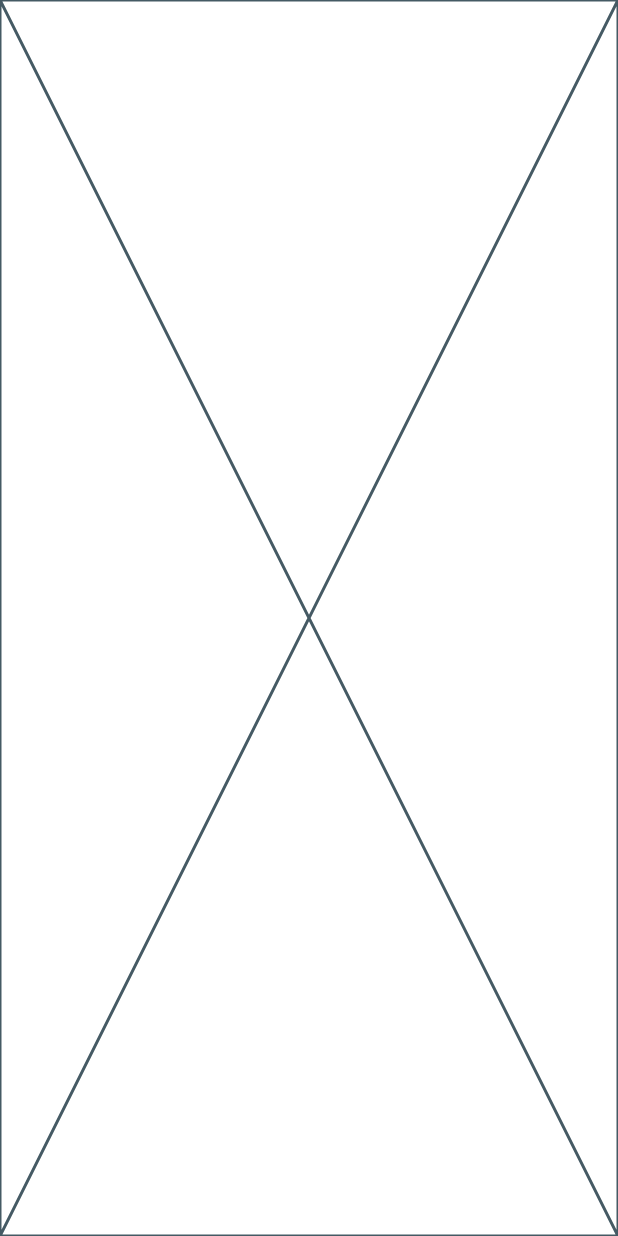
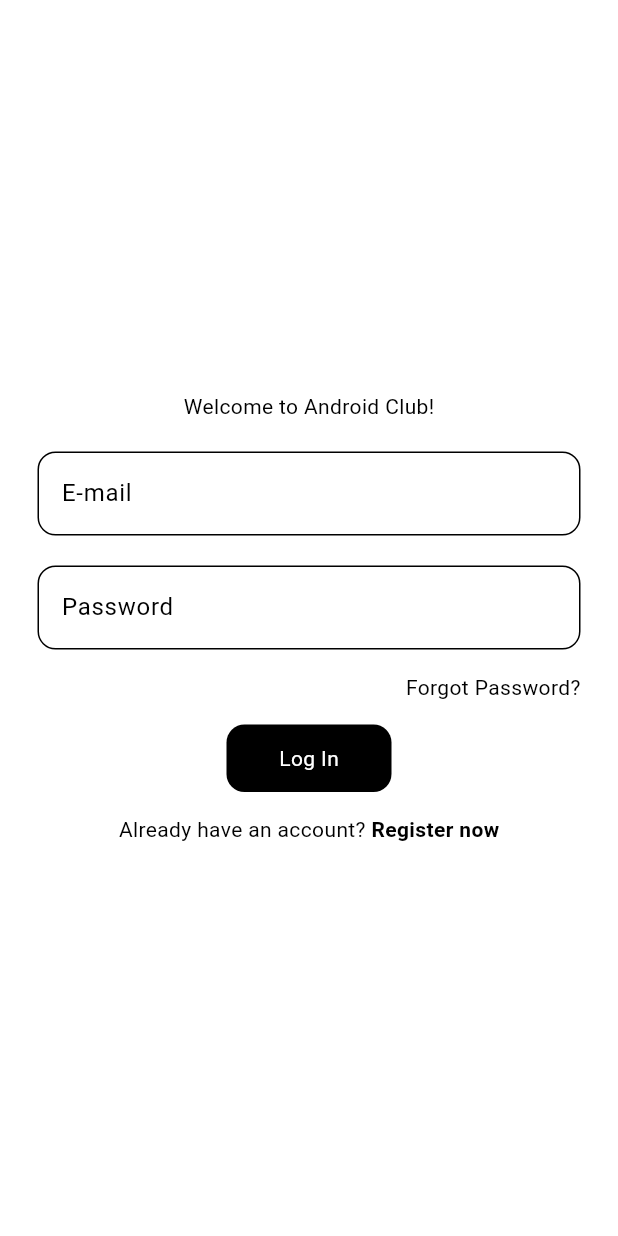
Before and after one commit to PrathmayAwasthi/Android_Club_App, a Flutter app: the screen it shows after launch, on a phone screen of 412 x 824 dp. Run offline on Flutter 3.47's test engine with Material 3 defaults, Android fonts, the light colour scheme and no system bars.

Commit message:
Log In UI with both Themes created
Basic layout for the Login page in both dark and light themes created

```diff
--- a/lib/auth/login_page.dart
+++ b/lib/auth/login_page.dart
@@ -0,0 +1,133 @@
+// ignore_for_file: prefer_const_constructors, prefer_const_literals_to_create_immutables
+
+import 'package:flutter/material.dart';
+
+class LoginPage extends StatefulWidget {
+  const LoginPage({
+    super.key,
+  });
+
+  @override
+  State<LoginPage> createState() => _LoginPageState();
+}
+
+class _LoginPageState extends State<LoginPage> {
+  final TextEditingController emailController = TextEditingController();
+  final TextEditingController passwordController = TextEditingController();
+
+  void redirectToForgotPassword() {}
+
+  void logIn() {}
+
+  void registerRedirect() {}
+
+  @override
+  Widget build(BuildContext context) {
+    return Scaffold(
+      backgroundColor: Theme.of(context).colorScheme.background,
+      body: Center(
+        child: Padding(
+          padding: const EdgeInsets.all(25.0),
+          child: Column(
+            mainAxisAlignment: MainAxisAlignment.center,
+            children: [
+              // Intro Text
+              Text("Welcome to Android Club!"),
+
+              // spacing between
+              SizedBox(height: 20.0),
+
+              // Email TextField
+              TextField(
+                controller: emailController,
+                decoration: InputDecoration(
+                  border: OutlineInputBorder(
+                      borderRadius: BorderRadius.circular(12)),
+                  hintText: "E-mail",
+                ),
+              ),
+
+              // spacing between
+              SizedBox(height: 20.0),
+
+              // Password TextField
+              TextField(
+                controller: passwordController,
+                decoration: InputDecoration(
+                  border: OutlineInputBorder(
+                      borderRadius: BorderRadius.circular(12)),
+                  hintText: "Password",
+                ),
+                obscureText: true,
+              ),
+
+              // Spacing
+              SizedBox(
+                height: 15.0,
+              ),
+
+              // Forgot Password Text
+              Row(
+                mainAxisAlignment: MainAxisAlignment.end,
+                children: [
+                  GestureDetector(
+                    onTap: redirectToForgotPassword,
+                    child: Text("Forgot Password?"),
+                  ),
+                ],
+              ),
+
+              // Spacing
+              SizedBox(height: 15.0),
+
+              // Log In Button
+              GestureDetector(
+                onTap: logIn,
+                child: Container(
+                  decoration: BoxDecoration(
+                    borderRadius: BorderRadius.circular(12),
+                    color: Theme.of(context).colorScheme.inversePrimary,
+                  ),
+                  width: 110,
+                  height: 45,
+                  child: Center(
+                    child: Padding(
+                      padding: const EdgeInsets.symmetric(
+                          vertical: 8.0, horizontal: 18.0),
+                      child: Text(
+                        "Log In",
+                        style: TextStyle(
+                            color: Theme.of(context).colorScheme.primary),
+                      ),
+                    ),
+                  ),
+                ),
+              ),
+
+              // Spacing
+              SizedBox(height: 15.0),
+
+              // Register Now redirect
+              Row(
+                mainAxisAlignment: MainAxisAlignment.center,
+                children: [
+                  Text("Already have an account? "),
+                  GestureDetector(
+                    onTap: registerRedirect,
+                    child: Text(
+                      "Register now",
+                      style: TextStyle(
+                        fontWeight: FontWeight.bold,
+                      ),
+                    ),
+                  )
+                ],
+              )
+
+            ],
+          ),
+        ),
+      ),
+    );
+  }
+}
--- a/lib/main.dart
+++ b/lib/main.dart
@@ -1,4 +1,7 @@
+import 'package:android_club_app/theme/light_mode.dart';
+import 'package:android_club_app/theme/dark_mode.dart';
 import 'package:flutter/material.dart';
+import 'auth/login_page.dart';
 
 void main() {
   runApp(const MyApp());
@@ -9,6 +12,10 @@ class MyApp extends StatelessWidget {
 
   @override
   Widget build(BuildContext context) {
-    return const Placeholder();
+    return MaterialApp(
+      home: LoginPage(),
+      theme: lightMode,
+      darkTheme: darkMode,
+    );
   }
 }
--- /dev/null
+++ b/lib/theme/dark_mode.dart
@@ -0,0 +1,18 @@
+// ignore_for_file: prefer_const_constructors
+
+import 'package:flutter/material.dart';
+
+ThemeData darkMode = ThemeData(
+  brightness: Brightness.dark,
+  colorScheme: ColorScheme.dark(
+    background: Color.fromARGB(255, 22, 22, 22),
+    primary: Colors.black,
+    secondary: Colors.black,
+    inversePrimary: Colors.white,
+  ),
+  textTheme: ThemeData.dark().textTheme.apply(
+    bodyColor: Colors.white,
+    displayColor: Colors.white,
+  ),
+
+);
--- /dev/null
+++ b/lib/theme/light_mode.dart
@@ -0,0 +1,18 @@
+// ignore_for_file: prefer_const_constructors
+
+import 'package:flutter/material.dart';
+
+ThemeData lightMode = ThemeData(
+  brightness: Brightness.light,
+  colorScheme: ColorScheme.light(
+    background: Colors.white,
+    primary: Colors.white,
+    secondary: Colors.white,
+    inversePrimary: Colors.black,
+  ),
+  textTheme: ThemeData.light().textTheme.apply(
+    bodyColor: Colors.black,
+    displayColor: Colors.black,
+  ),
+
+);
```
Also changed, not shown: lib/pages/forgot_password_page.dart (added), pubspec.lock.
